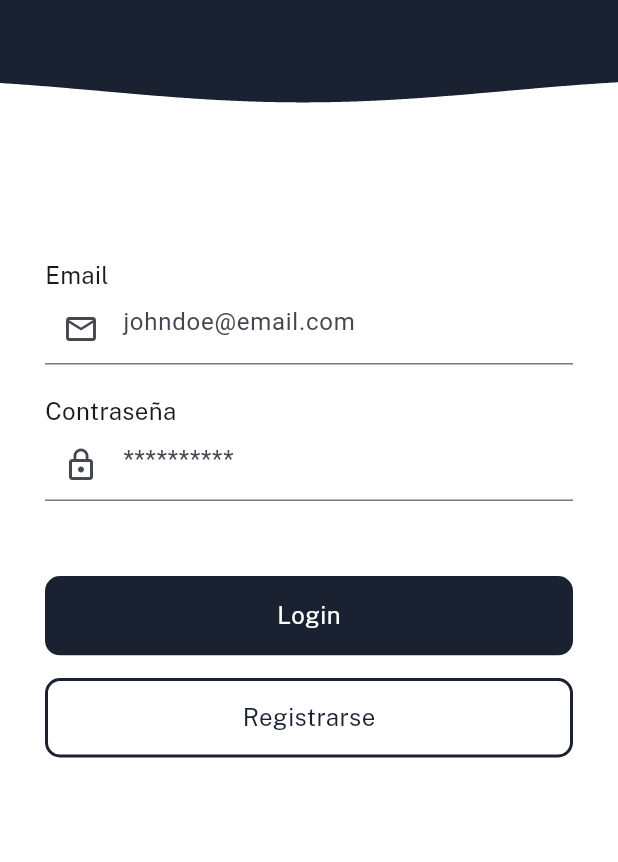
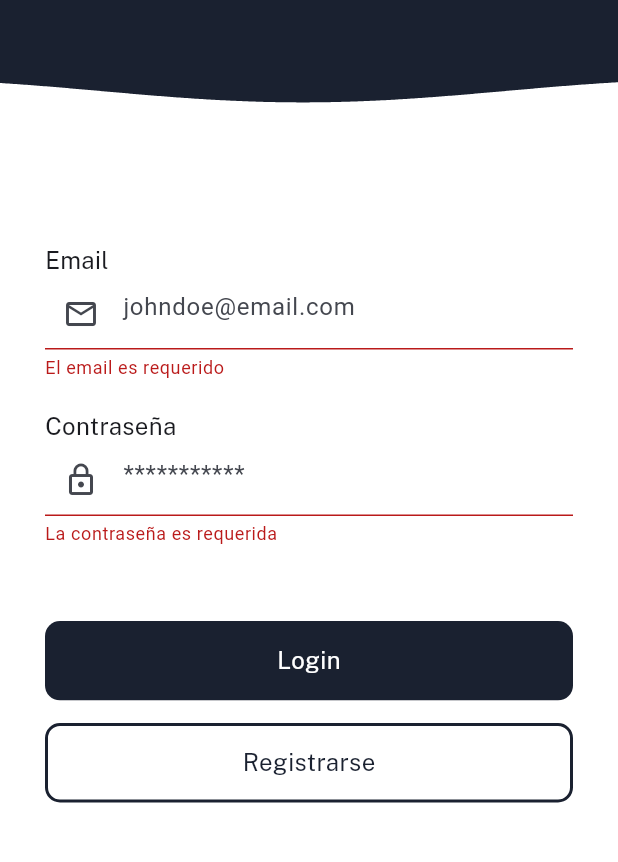
Before and after one commit to UCA-Walkmate/uca-walkmate, a Flutter app: the screen it shows after launch, after a tap on "Login", on a phone screen of 412 x 824 dp, the part 321-1183 px from its top. Run offline on Flutter 3.47's test engine with Material 3 defaults, Android fonts, the phone set to English and light mode, and no system bars; our stand-ins replace dio, flutter_dotenv, flutter_map, flutter_riverpod, formz, go_router and 2 more.

Commit message:
feat: Added login and auth services

```diff
--- /dev/null
+++ b/uca_walkmate/lib/domain/datasources/auth_datasource.dart
@@ -0,0 +1,7 @@
+import 'package:uca_walkmate/domain/domain.dart';
+
+abstract class AuthDatasource {
+  Future<User> login(String email, String password);
+  Future<User> register(String email, String password);
+  Future<User> checkAuthStatus(String token);
+}
--- /dev/null
+++ b/uca_walkmate/lib/domain/domain.dart
@@ -0,0 +1,4 @@
+export 'entities/role.dart';
+export 'entities/user.dart';
+export 'repositories/auth_repository.dart';
+export 'datasources/auth_datasource.dart';
--- /dev/null
+++ b/uca_walkmate/lib/domain/repositories/auth_repository.dart
@@ -0,0 +1,7 @@
+import 'package:uca_walkmate/domain/domain.dart';
+
+abstract class AuthRepository {
+  Future<User> login(String email, String password);
+  Future<User> register(String email, String password);
+  Future<User> checkAuthStatus(String token);
+}
--- /dev/null
+++ b/uca_walkmate/lib/infrastructure/errors/auth_errors.dart
@@ -0,0 +1,5 @@
+class CustomException implements Exception {
+  final String message;
+
+  CustomException(this.message);
+}
--- /dev/null
+++ b/uca_walkmate/lib/infrastructure/infrastructure.dart
@@ -0,0 +1,6 @@
+export 'datasources/auth_datasource_impl.dart';
+export 'errors/auth_errors.dart';
+export 'mappers/user_mapper.dart';
+export 'repositories/auth_repository_impl.dart';
+export 'shared/services/key_value_storage.dart';
+export 'shared/services/key_value_storage_impl.dart';
--- /dev/null
+++ b/uca_walkmate/lib/infrastructure/inputs/auth/email.dart
@@ -0,0 +1,29 @@
+import 'package:formz/formz.dart';
+
+enum EmailError { empty, format }
+
+class Email extends FormzInput<String, EmailError> {
+  static final RegExp emailRegExp = RegExp(r'^[\w-\.]+@([\w-]+\.)+[\w-]{2,4}$');
+
+  const Email.pure() : super.pure('');
+
+  const Email.dirty(String value) : super.dirty(value);
+
+  String? get errorMessage {
+    if (isValid || isPure) return null;
+
+    if (displayError == EmailError.empty) return 'El email es requerido';
+    if (displayError == EmailError.format) return 'No tiene formato de correo electrónico';
+
+    return null;
+  }
+
+  // Override validator to handle validating a given input value.
+  @override
+  EmailError? validator(String value) {
+    if (value.isEmpty || value.trim().isEmpty) return EmailError.empty;
+    if (!emailRegExp.hasMatch(value)) return EmailError.format;
+
+    return null;
+  }
+}
--- /dev/null
+++ b/uca_walkmate/lib/infrastructure/inputs/auth/password.dart
@@ -0,0 +1,29 @@
+import 'package:formz/formz.dart';
+
+enum PasswordError { empty, format }
+
+class Password extends FormzInput<String, PasswordError> {
+  // static final RegExp passwordRegExp = RegExp(r'(?:(?=.*\d)|(?=.*\W+))(?![.\n])(?=.*[A-Z])(?=.*[a-z]).*$');
+
+  const Password.pure() : super.pure('');
+
+  const Password.dirty(String value) : super.dirty(value);
+
+  String? get errorMessage {
+    if (isValid || isPure) return null;
+
+    if (displayError == PasswordError.empty) return 'La contraseña es requerida';
+    // if ( displayError == PasswordError.format ) return 'Debe de tener Mayúscula, letras y un número';
+
+    return null;
+  }
+
+  @override
+  PasswordError? validator(String value) {
+
+    if (value.isEmpty || value.trim().isEmpty) return PasswordError.empty;
+    // if ( !passwordRegExp.hasMatch(value) ) return PasswordError.format;
+
+    return null;
+  }
+}
--- /dev/null
+++ b/uca_walkmate/lib/infrastructure/inputs/inputs.dart
@@ -0,0 +1,2 @@
+export 'package:uca_walkmate/infrastructure/inputs/auth/email.dart';
+export 'package:uca_walkmate/infrastructure/inputs/auth/password.dart';
--- /dev/null
+++ b/uca_walkmate/lib/infrastructure/repositories/auth_repository_impl.dart
@@ -0,0 +1,26 @@
+import 'package:uca_walkmate/domain/domain.dart';
+import 'package:uca_walkmate/infrastructure/infrastructure.dart';
+
+class AuthRepositoryImpl implements AuthRepository {
+  final AuthDatasource _authDatasource;
+
+  AuthRepositoryImpl({
+    AuthDatasource? authDatasource
+  }) : _authDatasource = authDatasource ?? AuthDatasourceImpl();
+
+  @override
+  Future<User> checkAuthStatus(String token) {
+    return _authDatasource.checkAuthStatus(token);
+  }
+
+  @override
+  Future<User> login(String email, String password) {
+    return _authDatasource.login(email, password);
+  }
+
+  @override
+  Future<User> register(String email, String password) {
+    return _authDatasource.register(email, password);
+  }
+
+}
--- /dev/null
+++ b/uca_walkmate/lib/presentation/providers/login_form_provider.dart
@@ -0,0 +1,84 @@
+import 'package:flutter_riverpod/flutter_riverpod.dart';
+import 'package:formz/formz.dart';
+import 'package:uca_walkmate/infrastructure/inputs/inputs.dart';
+import 'package:uca_walkmate/presentation/providers/auth_provider.dart';
+
+final loginFormProvider = StateNotifierProvider.autoDispose<LoginFormNotifier, LoginFormState>((ref) {
+  final loginUserCallback = ref.watch(authProvider.notifier).loginUser;
+
+  return LoginFormNotifier(loginUserCallback: loginUserCallback);
+});
+
+class LoginFormNotifier extends StateNotifier<LoginFormState> {
+  final Function(String, String) loginUserCallback;
+
+  LoginFormNotifier({
+    required this.loginUserCallback
+  }): super(LoginFormState());
+
+  onEmailChange(String value) {
+    final newEmail = Email.dirty(value);
+
+    state = state.copyWith(
+      email: newEmail,
+      isValid: Formz.validate([newEmail, state.password])
+    );
+  }
+
+  onPasswordChange(String value) {
+    final newPassword = Password.dirty(value);
+
+    state = state.copyWith(
+      password: newPassword,
+      isValid: Formz.validate([newPassword, state.email])
+    );
+  }
+
+  onFormSubmit() async {
+    _touchEveryField();
+
+    if (!state.isValid) return;
+
+    await loginUserCallback(state.email.value, state.password.value);
+  }
+
+  _touchEveryField() {
+    state = state.copyWith(
+      isFormPosted: true,
+      email: Email.dirty(state.email.value),
+      password: Password.dirty(state.password.value)
+    );
+  }
+
+}
+
+class LoginFormState {
+  final bool isPosting;
+  final bool isFormPosted;
+  final bool isValid;
+  final Email email;
+  final Password password;
+
+  LoginFormState({
+    this.isPosting = false,
+    this.isFormPosted = false,
+    this.isValid = false,
+    this.email = const Email.pure(),
+    this.password = const Password.pure()
+  });
+
+  LoginFormState copyWith({
+    bool? isPosting,
+    bool? isFormPosted,
+    bool? isValid,
+    Email? email,
+    Password? password
+  }) => LoginFormState(
+    isPosting: isPosting ?? this.isPosting,
+    isFormPosted: isFormPosted ?? this.isFormPosted,
+    isValid: isValid ?? this.isValid,
+    email: email ?? this.email,
+    password: password ?? this.password
+  );
+
+}
--- a/uca_walkmate/lib/presentation/screens/login/login_screen.dart
+++ b/uca_walkmate/lib/presentation/screens/login/login_screen.dart
@@ -1,5 +1,9 @@
 import 'package:flutter/material.dart';
+import 'package:flutter_riverpod/flutter_riverpod.dart';
 import 'package:go_router/go_router.dart';
+import 'package:uca_walkmate/presentation/providers/auth_provider.dart';
+import 'package:uca_walkmate/presentation/providers/login_form_provider.dart';
+import 'package:uca_walkmate/presentation/widgets/shared/custom_text_form_field.dart';
 import 'package:uca_walkmate/presentation/widgets/shared/wave_widget.dart';
 
 class LoginScreen extends StatelessWidget {
@@ -12,9 +16,10 @@ class LoginScreen extends StatelessWidget {
     final size = MediaQuery.of(context).size;
     final bool keyboardOpen = MediaQuery.of(context).viewInsets.bottom > 0;
     final colors = Theme.of(context).colorScheme;
-    final textTheme = Theme.of(context).textTheme;
 
-    return Scaffold(
+    return GestureDetector(
+      onTap: () => FocusManager.instance.primaryFocus?.unfocus(),
+      child: Scaffold(
         body: Stack(
           children: [
             // Top wave animation
@@ -53,55 +58,64 @@ class LoginScreen extends StatelessWidget {
 
 
             // FORM
-          Padding(
-            padding: const EdgeInsets.all(30.0),
-            child: _LoginForm(textTheme: textTheme, colors: colors, keyboardOpen: keyboardOpen),
-          ),
-
+            const _LoginForm(),
 
           ],
+        ),
       ),
     );
   }
 }
 
-class _LoginForm extends StatelessWidget {
-  final TextTheme textTheme;
-  final ColorScheme colors;
-  final bool keyboardOpen;
+class _LoginForm extends ConsumerWidget {
 
-  const _LoginForm({
-    required this.textTheme,
-    required this.colors,
-    required this.keyboardOpen,
+  const _LoginForm();
+
+  void showSnackbar( BuildContext context, String message ) {
+    ScaffoldMessenger.of(context).hideCurrentSnackBar();
+    ScaffoldMessenger.of(context).showSnackBar(
+      SnackBar(content: Text(message))
+    );
+  }
+
+  @override
+  Widget build(BuildContext context, WidgetRef ref) {
+    final bool keyboardOpen = MediaQuery.of(context).viewInsets.bottom > 0;
+    final colors = Theme.of(context).colorScheme;
+    final textTheme = Theme.of(context).textTheme;
+
+    final loginForm = ref.watch(loginFormProvider);
+
+    ref.listen(authProvider, (previous, next) {
+      if (next.errorMessage.isEmpty) return;
+
+      showSnackbar(context, next.errorMessage);
     });
 
-  @override
-  Widget build(BuildContext context) {
-    return Form(
+    return Padding(
+      padding: const EdgeInsets.symmetric(horizontal: 30),
       child: Column(
         crossAxisAlignment: CrossAxisAlignment.start,
         mainAxisAlignment: MainAxisAlignment.end,
         children: [
-          Text('Email', style: textTheme.bodyMedium),
-            TextFormField(
-              decoration: const InputDecoration(
+
+          CustomTextFormField(
+            label: 'Email',
             hintText: 'johndoe@email.com',
-              prefixIcon: Icon(Icons.email_outlined),
-              border: UnderlineInputBorder()
-            ),
+            prefixIcon: Icons.email_outlined,
+            onChanged: ref.read(loginFormProvider.notifier).onEmailChange,
+            errorMessage: loginForm.isFormPosted? loginForm.email.errorMessage : null,
           ),
 
           const SizedBox(height: 20,),
 
-          Text('Contraseña', style: textTheme.bodyMedium),
-          TextFormField(
+          CustomTextFormField(
+            label: 'Contraseña',
+            hintText: '***********',
+            prefixIcon: Icons.lock_outline,
+            onChanged: ref.read(loginFormProvider.notifier).onPasswordChange,
+            errorMessage: loginForm.isFormPosted? loginForm.password.errorMessage : null,
             obscureText: true,
-            decoration: const InputDecoration(
-              hintText: '**********',
-              prefixIcon: Icon(Icons.lock_outline),
-              border: UnderlineInputBorder()
-            ),
           ),
 
           const SizedBox(height: 50,),
@@ -114,7 +128,7 @@ class _LoginForm extends StatelessWidget {
                 color: colors.primary,
                 child: InkWell(
                   onTap: () {
-
+                    ref.read(loginFormProvider.notifier).onFormSubmit();
                   },
                   child: const Padding(
                     padding: EdgeInsets.symmetric(horizontal: 20, vertical: 15),
@@ -148,7 +162,7 @@ class _LoginForm extends StatelessWidget {
             ),
           ),
 
-          SizedBox(height: keyboardOpen? 0 : 75,),
+          SizedBox(height: keyboardOpen? 30 : 75),
 
         ],
       ),
--- /dev/null
+++ b/uca_walkmate/lib/presentation/widgets/shared/custom_text_form_field.dart
@@ -0,0 +1,50 @@
+import 'package:flutter/material.dart';
+
+class CustomTextFormField extends StatelessWidget {
+  final String? label;
+  final String? hintText;
+  final String? errorMessage;
+  final bool obscureText;
+  final TextInputType? keyboardType;
+  final IconData? prefixIcon;
+  final Function(String)? onChanged;
+  final String? Function(String?)? validator;
+
+  const CustomTextFormField({
+    super.key,
+    this.label,
+    this.hintText,
+    this.errorMessage,
+    this.obscureText = false,
+    this.keyboardType = TextInputType.text,
+    this.prefixIcon,
+    this.onChanged,
+    this.validator
+  });
+
+  @override
+  Widget build(BuildContext context) {
+    final textTheme = Theme.of(context).textTheme;
+
+    return Column(
+      crossAxisAlignment: CrossAxisAlignment.start,
+      children: [
+
+        label != null? Text(label!, style: textTheme.bodyMedium): const SizedBox.shrink(),
+        TextFormField(
+          onChanged: onChanged,
+          validator: validator,
+          obscureText: obscureText,
+          keyboardType: keyboardType,
+          decoration: InputDecoration(
+            hintText: hintText,
+            prefixIcon: Icon(prefixIcon),
+            border: const UnderlineInputBorder(),
+            errorText: errorMessage,
+          ),
+        ),
+
+      ],
+    );
+  }
+}
```
Also changed, not shown: uca_walkmate/lib/domain/entities/role.dart (added, +11 -0 lines), uca_walkmate/lib/domain/entities/user.dart (added, +22 -0 lines), uca_walkmate/lib/infrastructure/datasources/auth_datasource_impl.dart (added, +53 -0 lines), uca_walkmate/lib/infrastructure/mappers/role_mapper.dart (added, +11 -0 lines), uca_walkmate/lib/infrastructure/mappers/user_mapper.dart (added, +15 -0 lines), uca_walkmate/lib/presentation/providers/auth_provider.dart (added, +93 -0 lines). Lines whose indentation alone changed are shown as unchanged.
